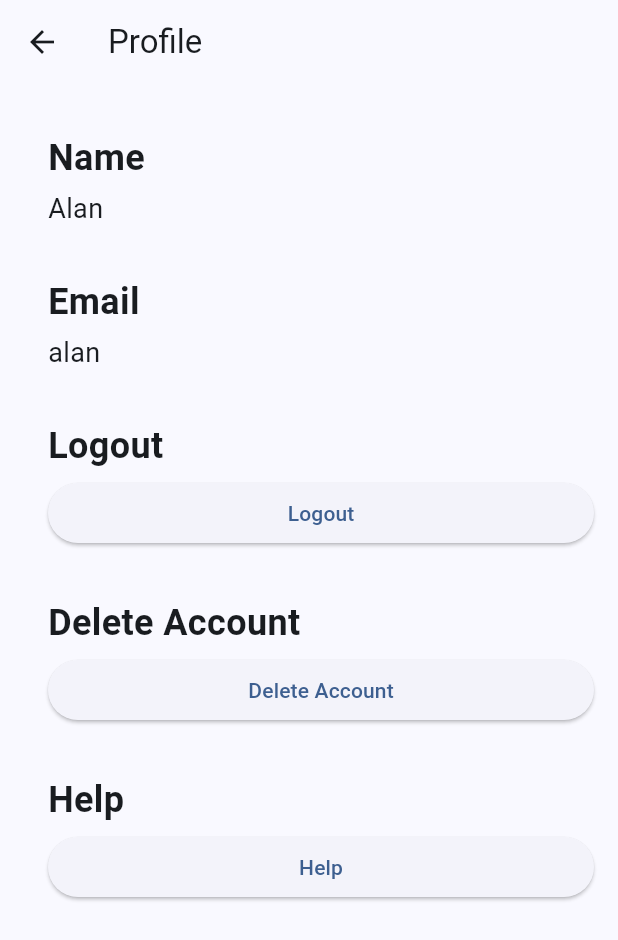
After one commit to IsaacJ60/HealthScreen, a Flutter app: the DashboardUI screen opened by its route, after a tap on the "account circle" icon, on a phone screen of 412 x 824 dp. The commit adds this screen. Shown: the top 940 px of the screen. Run offline on Flutter 3.47's test engine with Material 2 defaults, Android fonts, the phone set to English and light mode, and no system bars; our stand-ins replace cloud_firestore, firebase_core, flutter_login; missing offline and left inert: flutter_survey, survey_kit; accounts and stored records are empty.

Commit message:
Added profile page

```diff
--- a/surveyapp/lib/dashboard_ui.dart
+++ b/surveyapp/lib/dashboard_ui.dart
@@ -1,4 +1,5 @@
 import 'package:flutter/material.dart';
+import 'package:surveyapp/profile_page.dart';
 import 'screening_data.dart';
 import 'screening_item.dart';
 import 'database.dart';
@@ -42,7 +43,14 @@ class _DashboardUIState extends State<DashboardUI> {
         title: Center(
           child: Text(username),
         ),
-        leading: const Icon(Icons.account_circle_rounded),
+        leading: IconButton(
+          icon: Icon(Icons.account_circle_rounded),
+          onPressed: () {
+            Navigator.push(context, MaterialPageRoute(builder: (context) {
+              return ProfilePage(username: username);
+            }));
+          },
+        ),
         backgroundColor: Colors.blue,
       ),
       body: SingleChildScrollView(
--- a/surveyapp/lib/database.dart
+++ b/surveyapp/lib/database.dart
@@ -28,6 +28,27 @@ class Database {
       print('User added to Firestore');
     } catch (error) {
       print('Error adding user to Firestore: $error');
+    }
+  }
+
+  static Future<void> deleteUser(String email) async {
+    FirebaseFirestore firestore = FirebaseFirestore.instance;
+
+    try {
+      // Delete user document from the 'users' collection
+      await firestore.collection('users').doc(email).delete();
+
+      await firestore.collection('first-survey').doc(email).delete();
+
+      // Delete futureScreenings document associated with the user
+      await firestore.collection('futureScreenings').doc(email).delete();
+
+      // Delete completedScreenings document associated with the user
+      await firestore.collection('completedScreenings').doc(email).delete();
+
+      print('$email deleted from Firestore');
+    } catch (error) {
+      print('Error deleting $email from Firestore: $error');
     }
   }
 
--- a/surveyapp/lib/email_sender.dart
+++ b/surveyapp/lib/email_sender.dart
@@ -11,7 +11,7 @@ Future<bool> sendEmailInBackground(String email, String password) async {
 
   final requestBody = {
     'apikey': apiKey,
-    'from': 'jacob.gaisinsky@gmail.com', // Replace with sender email
+    'from': 'jacob.gaisinsky@gmail.com', // TODO: Replace with sender email
     'subject': 'Health Screening Password Recovery',
     'to': email,
     'bodyHtml': 'Your password is $password.',
--- a/surveyapp/lib/main.dart
+++ b/surveyapp/lib/main.dart
@@ -4,6 +4,7 @@ import 'package:flutter_survey/flutter_survey.dart';
 import 'package:firebase_core/firebase_core.dart';
 import 'package:surveyapp/dashboard_ui.dart';
 import 'package:surveyapp/insights_page.dart';
+import 'package:surveyapp/profile_page.dart';
 import 'firebase_options.dart'; // Import the Firebase options file
 import 'package:cloud_firestore/cloud_firestore.dart';
 
@@ -46,6 +47,7 @@ class MainApp extends StatelessWidget {
             const InitialSurvey(title: "Survey 1", username: "alan"),
         DashboardUI.routeName: (context) => const DashboardUI(username: "alan"),
         InsightsPage.routeName: (context) => InsightsPage(),
+        ProfilePage.routeName: (context) => ProfilePage(username: "alan"),
       },
     );
   }
--- /dev/null
+++ b/surveyapp/lib/profile_page.dart
@@ -0,0 +1,106 @@
+import 'package:flutter/material.dart';
+import 'package:surveyapp/login_screen.dart';
+import 'package:surveyapp/database.dart';
+
+class ProfilePage extends StatelessWidget {
+  static const routeName = "/profile";
+
+  ProfilePage({Key? key, required this.username}) : super(key: key);
+
+  final String username;
+
+  @override
+  Widget build(BuildContext context) {
+    String name = "Alan";
+    String email = username;
+
+    return Scaffold(
+      appBar: AppBar(
+        title: Text("Profile"),
+      ),
+      body: ListView(
+        padding: const EdgeInsets.all(16.0),
+        children: [
+          _buildSection("Name"),
+          _buildText(name),
+          _buildSection("Email"),
+          _buildText(email),
+          _buildSection("Logout"),
+          _buildLogoutButton(context),
+          _buildSection("Delete Account"),
+          _buildDeleteAccountButton(context),
+          _buildSection("Help"),
+          _buildHelpButton(),
+        ],
+      ),
+    );
+  }
+
+  Widget _buildSection(String headerText) {
+    return Padding(
+      padding: const EdgeInsets.only(left: 16.0, top: 16.0, bottom: 4.0),
+      child: Text(
+        headerText,
+        style: TextStyle(
+          fontSize: 24,
+          fontWeight: FontWeight.bold,
+        ),
+      ),
+    );
+  }
+
+  Widget _buildText(String text) {
+    return Padding(
+      padding: const EdgeInsets.only(left: 16.0, bottom: 16.0),
+      child: Text(
+        text,
+        style: TextStyle(
+          fontSize: 18,
+        ),
+      ),
+    );
+  }
+
+  Widget _buildLogoutButton(BuildContext context) {
+    return Padding(
+      padding: const EdgeInsets.only(left: 16.0, bottom: 16.0),
+      child: ElevatedButton(
+        onPressed: () {
+          Navigator.push(
+            context,
+            MaterialPageRoute(builder: (context) => LoginScreen()),
+          );
+        },
+        child: Text("Logout"),
+      ),
+    );
+  }
+
+  Widget _buildDeleteAccountButton(BuildContext context) {
+    return Padding(
+      padding: const EdgeInsets.only(left: 16.0, bottom: 16.0),
+      child: ElevatedButton(
+        onPressed: () {
+          Database.deleteUser(username);
+          Navigator.push(
+            context,
+            MaterialPageRoute(builder: (context) => LoginScreen()),
+          );
+        },
+        child: Text("Delete Account"),
+      ),
+    );
+  }
+
+  Widget _buildHelpButton() {
+    return Padding(
+      padding: const EdgeInsets.only(left: 16.0, bottom: 16.0),
+      child: ElevatedButton(
+        onPressed: () {
+          // https://cdn.discordapp.com/attachments/1119084344192016384/1128786582615359590/image.png
+        },
+        child: Text("Help"),
+      ),
+    );
+  }
+}
```
